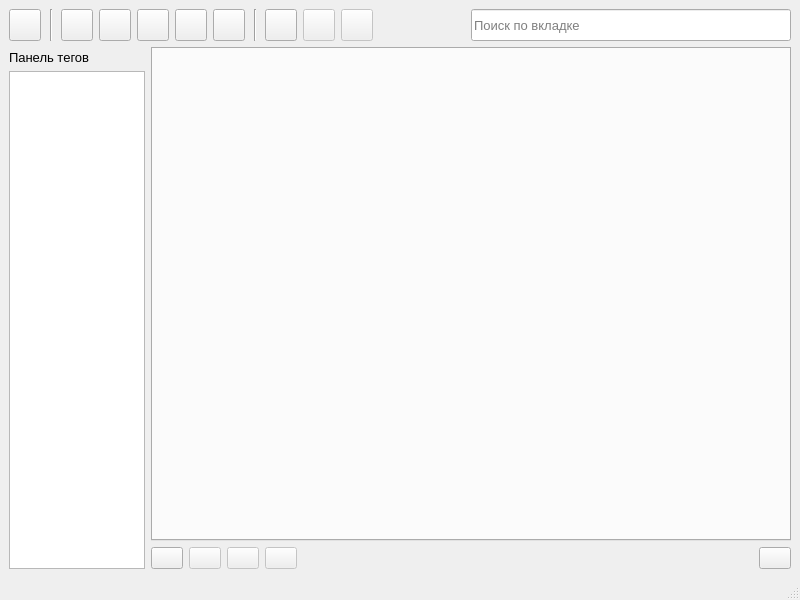
The window that ui_main_window.ui (eluvesi/nca) describes before a commit, drawn with Qt 5.
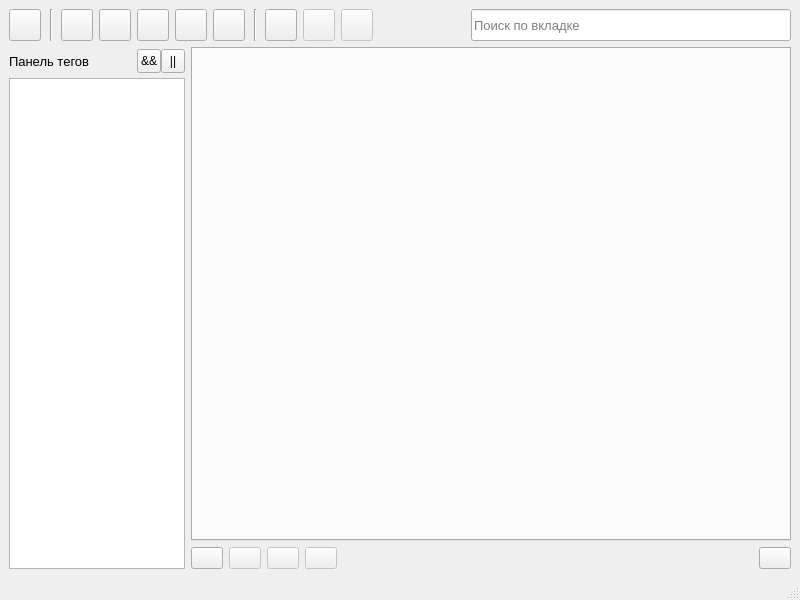
The same window after the commit. Icons and pictures are not drawn.

Commit message: Добавлен выбор режима фильтрации по тегам: все ('AND') или любой ('OR'). На панель тегов добавлены кнопки для переключения режима. Последнее состояние панели тегов (скрыта/не скрыта) и режим фильтрации ('AND'/'OR') теперь сохраняются в настройках и загружаются при следующем запуске. Нажатие на 'Esc' при фокусе на списке тегов сбрасывает все чекбоксы.

```diff
--- a/ui_main_window.ui
+++ b/ui_main_window.ui
@@ -390,6 +390,12 @@
      <layout class="QHBoxLayout" name="horizontalLayout_3">
       <item>
        <widget class="QWidget" name="tagPanelWidget" native="true">
+        <property name="minimumSize">
+         <size>
+          <width>160</width>
+          <height>0</height>
+         </size>
+        </property>
         <property name="maximumSize">
          <size>
           <width>200</width>
@@ -397,11 +403,14 @@
          </size>
         </property>
         <layout class="QVBoxLayout" name="verticalLayout_2">
+         <property name="spacing">
+          <number>5</number>
+         </property>
          <property name="leftMargin">
           <number>0</number>
          </property>
          <property name="topMargin">
-          <number>3</number>
+          <number>2</number>
          </property>
          <property name="rightMargin">
           <number>0</number>
@@ -410,16 +419,80 @@
           <number>0</number>
          </property>
          <item>
-          <widget class="QLabel" name="label">
-           <property name="font">
-            <font>
-             <pointsize>10</pointsize>
-            </font>
+          <layout class="QHBoxLayout" name="tagPanelTopLayout">
+           <property name="spacing">
+            <number>0</number>
            </property>
-           <property name="text">
-            <string>Панель тегов</string>
-           </property>
-          </widget>
+           <item>
+            <widget class="QLabel" name="tagPanelLabel">
+             <property name="font">
+              <font>
+               <pointsize>10</pointsize>
+              </font>
+             </property>
+             <property name="text">
+              <string>Панель тегов</string>
+             </property>
+            </widget>
+           </item>
+           <item>
+            <spacer name="tagPanelTopSpacer">
+             <property name="orientation">
+              <enum>Qt::Horizontal</enum>
+             </property>
+             <property name="sizeHint" stdset="0">
+              <size>
+               <width>40</width>
+               <height>20</height>
+              </size>
+             </property>
+            </spacer>
+           </item>
+           <item>
+            <widget class="QToolButton" name="tagPanelAndButton">
+             <property name="minimumSize">
+              <size>
+               <width>24</width>
+               <height>24</height>
+              </size>
+             </property>
+             <property name="maximumSize">
+              <size>
+               <width>24</width>
+               <height>24</height>
+              </size>
+             </property>
+             <property name="text">
+              <string>&amp;&amp;&amp;&amp;</string>
+             </property>
+             <property name="checkable">
+              <bool>true</bool>
+             </property>
+            </widget>
+           </item>
+           <item>
+            <widget class="QToolButton" name="tagPanelOrButton">
+             <property name="minimumSize">
+              <size>
+               <width>24</width>
+               <height>24</height>
+              </size>
+             </property>
+             <property name="maximumSize">
+              <size>
+               <width>24</width>
+               <height>24</height>
+              </size>
+             </property>
+             <property name="text">
+              <string>||</string>
+             </property>
+             <property name="checkable">
+              <bool>true</bool>
+             </property>
+            </widget>
+           </item>
+          </layout>
          </item>
          <item>
           <widget class="QListWidget" name="tagListWidget"/>
@@ -433,7 +506,7 @@
          <widget class="QTabWidget" name="tabWidget">
           <property name="minimumSize">
            <size>
-            <width>640</width>
+            <width>600</width>
             <height>0</height>
            </size>
           </property>
```
Left out of the diff: 14 changed lines with no effect on the pictures. The commit also changes 2 other files.
